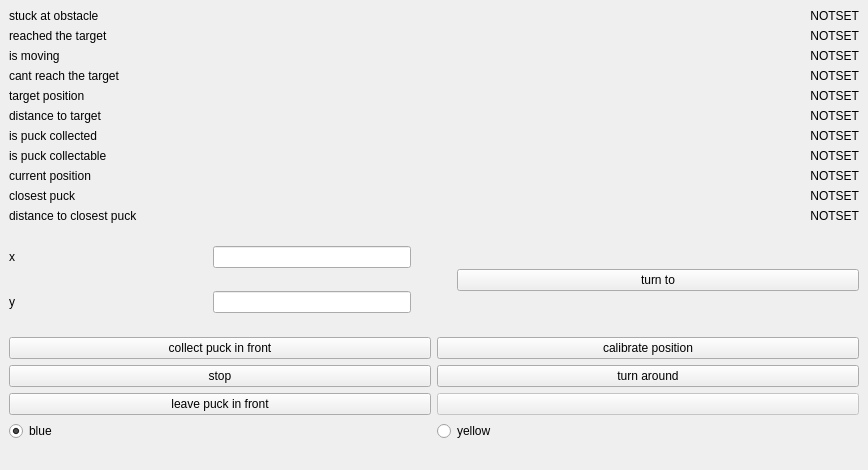
The window that layer/view/view.ui (benediktibk/robohockey) describes before a commit, drawn with Qt 5.
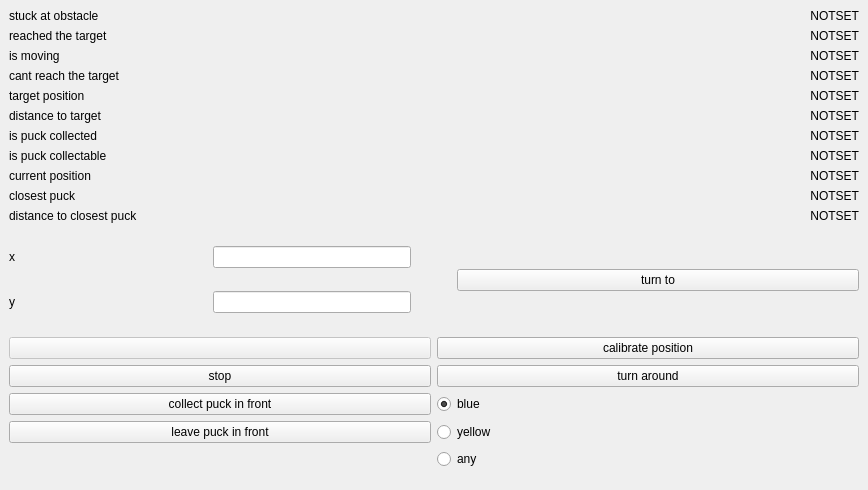
The same window after the commit.

Commit message: implemented possibility to collect any puck in the remote control

The edit to the form file:
```diff
--- a/layer/view/view.ui
+++ b/layer/view/view.ui
@@ -7,7 +7,7 @@
     <x>0</x>
     <y>0</y>
     <width>868</width>
-    <height>470</height>
+    <height>490</height>
    </rect>
   </property>
   <property name="windowTitle">
@@ -401,46 +401,10 @@
       </item>
       <item>
        <layout class="QGridLayout" name="actionsLayout">
-        <item row="2" column="1">
-         <widget class="QPushButton" name="pushButton">
-          <property name="enabled">
-           <bool>false</bool>
-          </property>
+        <item row="4" column="1">
+         <widget class="QRadioButton" name="yellowPuckButton">
           <property name="text">
-           <string/>
-          </property>
-         </widget>
-        </item>
-        <item row="1" column="0">
-         <widget class="QPushButton" name="stop">
-          <property name="sizePolicy">
-           <sizepolicy hsizetype="Minimum" vsizetype="Fixed">
-            <horstretch>0</horstretch>
-            <verstretch>0</verstretch>
-           </sizepolicy>
-          </property>
-          <property name="text">
-           <string>stop</string>
-          </property>
-         </widget>
-        </item>
-        <item row="2" column="0">
-         <widget class="QPushButton" name="leavePuckInFront">
-          <property name="text">
-           <string>leave puck in front</string>
-          </property>
-         </widget>
-        </item>
-        <item row="1" column="1">
-         <widget class="QPushButton" name="turnAround">
-          <property name="sizePolicy">
-           <sizepolicy hsizetype="Minimum" vsizetype="Fixed">
-            <horstretch>0</horstretch>
-            <verstretch>0</verstretch>
-           </sizepolicy>
-          </property>
-          <property name="text">
-           <string>turn around</string>
+           <string>yellow</string>
           </property>
          </widget>
         </item>
@@ -460,11 +424,21 @@
           </property>
          </widget>
         </item>
-        <item row="0" column="0">
-         <widget class="QPushButton" name="collectPuckInFront">
-          <property name="enabled">
-           <bool>true</bool>
+        <item row="1" column="1">
+         <widget class="QPushButton" name="turnAround">
+          <property name="sizePolicy">
+           <sizepolicy hsizetype="Minimum" vsizetype="Fixed">
+            <horstretch>0</horstretch>
+            <verstretch>0</verstretch>
+           </sizepolicy>
           </property>
+          <property name="text">
+           <string>turn around</string>
+          </property>
+         </widget>
+        </item>
+        <item row="1" column="0">
+         <widget class="QPushButton" name="stop">
           <property name="sizePolicy">
            <sizepolicy hsizetype="Minimum" vsizetype="Fixed">
             <horstretch>0</horstretch>
@@ -472,11 +446,11 @@
            </sizepolicy>
           </property>
           <property name="text">
-           <string>collect puck in front</string>
+           <string>stop</string>
           </property>
          </widget>
         </item>
-        <item row="3" column="0">
+        <item row="3" column="1">
          <widget class="QRadioButton" name="bluePuckButton">
           <property name="text">
            <string>blue</string>
@@ -486,10 +460,43 @@
           </property>
          </widget>
         </item>
-        <item row="3" column="1">
-         <widget class="QRadioButton" name="yellowPuckButton">
+        <item row="5" column="1">
+         <widget class="QRadioButton" name="anyPuckButton">
           <property name="text">
-           <string>yellow</string>
+           <string>any</string>
+          </property>
+         </widget>
+        </item>
+        <item row="3" column="0">
+         <widget class="QPushButton" name="collectPuckInFront">
+          <property name="enabled">
+           <bool>true</bool>
+          </property>
+          <property name="sizePolicy">
+           <sizepolicy hsizetype="Minimum" vsizetype="Fixed">
+            <horstretch>0</horstretch>
+            <verstretch>0</verstretch>
+           </sizepolicy>
+          </property>
+          <property name="text">
+           <string>collect puck in front</string>
+          </property>
+         </widget>
+        </item>
+        <item row="4" column="0">
+         <widget class="QPushButton" name="leavePuckInFront">
+          <property name="text">
+           <string>leave puck in front</string>
+          </property>
+         </widget>
+        </item>
+        <item row="0" column="0">
+         <widget class="QPushButton" name="pushButton">
+          <property name="enabled">
+           <bool>false</bool>
+          </property>
+          <property name="text">
+           <string/>
           </property>
          </widget>
         </item>
```
The commit also changes 2 other files.
